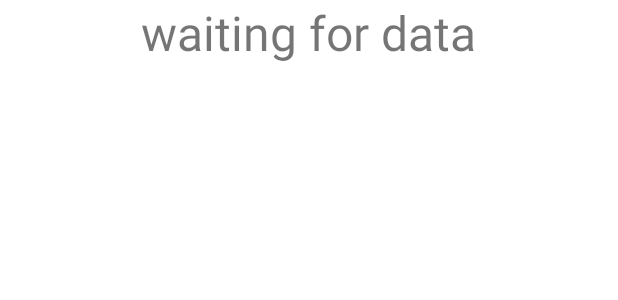
After one commit to Sharkerz/InstaBus, an Android app: the layout activity_station_detail.xml on its own in the app's theme, with its tools: preview values and no code run, on a phone screen of 412 x 824 dp. The commit adds this screen. Shown: the top 300 px of the screen. Run offline under Robolectric (Android 15) with nearby library versions, the phone set to English and light mode, and no system bars.

Commit message:
add details station view

```diff
--- a/app/build.gradle
+++ b/app/build.gradle
@@ -30,6 +30,10 @@ android {
     kotlinOptions {
         jvmTarget = '1.8'
     }
+
+    buildFeatures {
+        dataBinding true
+    }
 }
 
 dependencies {
--- a/app/src/main/AndroidManifest.xml
+++ b/app/src/main/AndroidManifest.xml
@@ -22,6 +22,10 @@
                 <category android:name="android.intent.category.LAUNCHER" />
             </intent-filter>
         </activity>
+        <activity
+            android:name=".StationDetailActivity"
+            android:label="@string/app_name">
+        </activity>
     </application>
 
 </manifest>
--- /dev/null
+++ b/app/src/main/res/layout/activity_station_detail.xml
@@ -0,0 +1,24 @@
+<?xml version="1.0" encoding="utf-8"?>
+<layout xmlns:app="http://schemas.android.com/apk/res-auto"
+    xmlns:tools="http://schemas.android.com/tools"
+    xmlns:android="http://schemas.android.com/apk/res/android">
+
+    <androidx.constraintlayout.widget.ConstraintLayout
+        android:layout_width="match_parent"
+        android:layout_height="match_parent"
+        tools:context=".StationDetailActivity">
+
+        <TextView
+            android:id="@+id/street_name"
+            android:layout_width="wrap_content"
+            android:layout_height="wrap_content"
+            android:text="waiting for data"
+            android:textSize="32dp"
+            app:layout_constraintEnd_toEndOf="parent"
+            app:layout_constraintHorizontal_bias="0.497"
+            app:layout_constraintStart_toStartOf="parent"
+            tools:ignore="MissingConstraints"
+            tools:layout_editor_absoluteY="264dp" />
+    </androidx.constraintlayout.widget.ConstraintLayout>
+
+</layout>
```
Also changed, not shown: app/src/main/java/com/example/instabus/StationAdapter.kt (+17 -4 lines), app/src/main/java/com/example/instabus/StationDetailActivity.kt (added, +20 -0 lines), app/src/main/java/com/example/instabus/ui/List/ListFragment.kt (+11 -2 lines).
